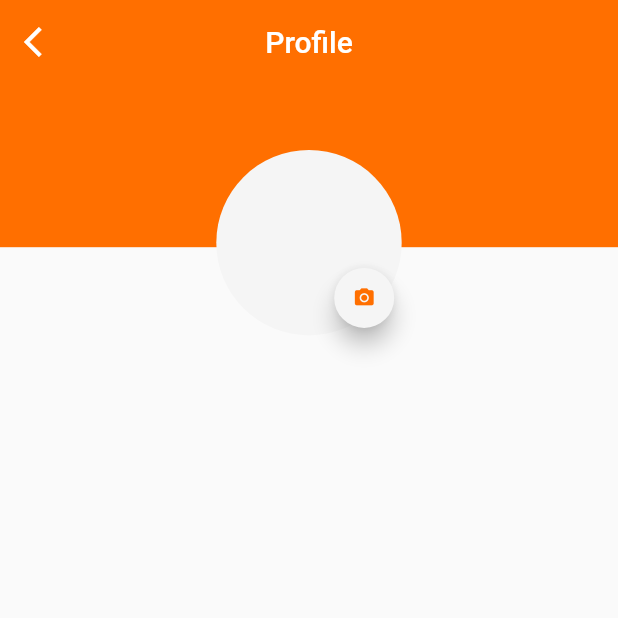
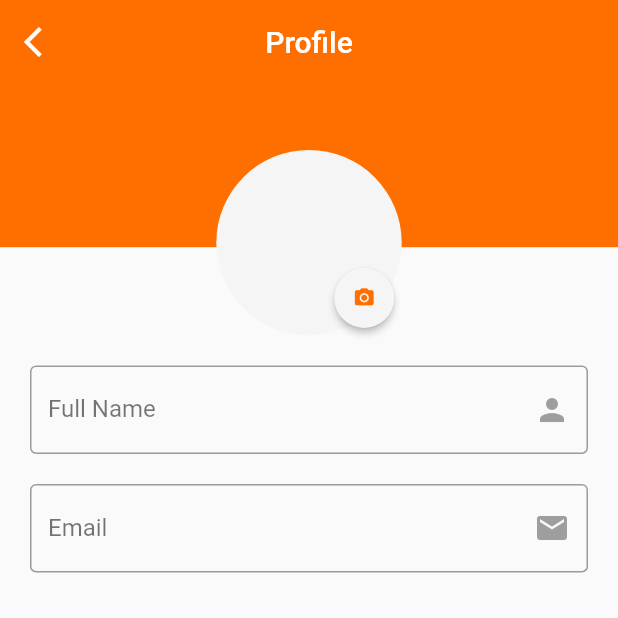
Before and after one commit to dam-cardenas/flutter-profile-view, a Flutter app: the screen it shows after launch, on a phone screen of 412 x 824 dp, the top half of it. Run offline on Flutter 3.47's test engine with Material 2 defaults, Android fonts, the light colour scheme and no system bars.

Commit message:
Added standard form

```diff
--- a/lib/src/views/user/components/app_bar.dart
+++ b/lib/src/views/user/components/app_bar.dart
@@ -42,11 +42,11 @@ class ProfileAppBar {
                   child: FloatingActionButton(
                     child: Icon(Icons.camera_alt, size: 15, color: Colors.amber[900],),
                     backgroundColor: Colors.grey[100],
+                    elevation: 2,
                     mini: true,
                     onPressed: (){print('Edit photo');}
                   ),
                 ),
-
               ],
             ),
           )
--- /dev/null
+++ b/lib/src/views/user/components/user_data_form.dart
@@ -0,0 +1,274 @@
+import 'package:flutter/material.dart';
+
+class UserDataForm extends StatefulWidget {
+  UserDataForm({Key key}) : super(key: key);
+  @override
+  _UserDataForm createState() => _UserDataForm();
+}
+class _UserDataForm extends State<UserDataForm> {
+  TextEditingController _username = TextEditingController();
+  TextEditingController _email = TextEditingController();
+  final GlobalKey<FormState> _formKey = GlobalKey<FormState>();
+
+  @override
+  void initState() {
+    _username = TextEditingController();
+    _email = TextEditingController();
+    super.initState();
+  }
+
+  @override
+  void dispose() {
+    super.dispose();
+    _username.dispose();
+    _email.dispose();
+  }
+
+  void resetForm() {
+    _formKey.currentState.reset();
+  }
+
+  void formSubmit() async {
+    // TODO: Call the services to get the user data
+  }
+
+  // bool isValidEmail(String email) {
+  //   // TODO: validate the email pattern
+  //   return RegExp(kEmailPattern).hasMatch(email);
+  // }
+
+  // bool isValidPassword(String username) {
+  //   // TODO: Validate username
+  //   return RegExp(kPasswordPattern).hasMatch(username);
+  // }
+  @override
+  Widget build(BuildContext context) {
+    // TODO: The correct form  data
+    return Form(
+      child: Column(
+        children: [
+          SizedBox(
+            height: 20,
+          ),
+          TextFormField(
+            keyboardType: TextInputType.text,
+            decoration: InputDecoration(
+              labelText: 'Full Name',
+              hintText: "Your Full Name",
+              labelStyle: TextStyle(color: Colors.black54),
+              suffixIcon: Icon(Icons.person, color: Colors.grey),
+              border: OutlineInputBorder(),
+              focusedBorder: OutlineInputBorder(
+                borderSide: BorderSide(
+                  style: BorderStyle.solid,
+                  color: Colors.amber[900],
+                  width: 1.0,
+                )
+              ),
+            ),
+          ),
+          SizedBox(
+            height: 20,
+          ),
+          TextFormField(
+            keyboardType: TextInputType.emailAddress,
+            decoration: InputDecoration(
+              labelText: 'Email',
+              hintText: "Edit Email",
+              labelStyle: TextStyle(color: Colors.black54),
+              suffixIcon: Icon(Icons.email, color: Colors.grey),
+              border: OutlineInputBorder(),
+              focusedBorder: OutlineInputBorder(
+                borderSide: BorderSide(
+                  style: BorderStyle.solid,
+                  color: Colors.amber[900],
+                  width: 1.0,
+                )
+              ),
+            ),
+          ),
+        ],
+      )
+    );
+  }
+}
+
+
+// class SignUpForm extends StatefulWidget {
+//   SignUpForm({Key key}) : super(key: key);
+
+//   @override
+//   _SignUpFormState createState() => _SignUpFormState();
+// }
+
+// class _SignUpFormState extends State<SignUpForm> {
+//   final GlobalKey<FormState> _formKey = GlobalKey<FormState>();
+//   final service = SignUpService();
+
+
+
+//   @override
+//   Widget build(BuildContext context) {
+//     return Form(
+//       key: _formKey,
+//       child: Column(
+//         children: [
+//           TextFormField(
+//             cursorColor: kPrimaryColor,
+//             autofocus: true,
+//             decoration: InputDecoration(
+//               hintText: "Enter name",
+//               labelText: "Name",
+//               labelStyle: TextStyle(color: Colors.black54),
+//               suffixIcon: Icon(Icons.person, color: Colors.grey),
+//               focusedBorder: UnderlineInputBorder(
+//                 borderSide: BorderSide(color: kPrimaryColor),
+//               ),
+//             ),
+//             autovalidateMode: AutovalidateMode.onUserInteraction,
+//             validator: (value) {
+//               if (value.isEmpty) {
+//                 return "*Name is required";
+//               }
+//               return null;
+//             },
+//             onSaved: (String value) {
+//               _name = value;
+//             },
+//           ),
+//           SizedBox(
+//             height: 20,
+//           ),
+//           TextFormField(
+//             cursorColor: kPrimaryColor,
+//             keyboardType: TextInputType.text,
+//             textCapitalization: TextCapitalization.none,
+//             decoration: InputDecoration(
+//               hintText: "example@domain.com",
+//               labelText: "Email",
+//               labelStyle: TextStyle(color: Colors.black54),
+//               suffixIcon: Icon(Icons.email_outlined, color: Colors.grey),
+//               focusedBorder: UnderlineInputBorder(
+//                 borderSide: BorderSide(color: kPrimaryColor),
+//               ),
+//             ),
+//             autovalidateMode: AutovalidateMode.onUserInteraction,
+//             validator: (value) {
+//               if (value.isEmpty) {
+//                 return "*Email is required";
+//               }
+
+//               if (!isValidEmail(value)) {
+//                 return "*Please enter a valid email";
+//               }
+
+//               return null;
+//             },
+//             onSaved: (String value) {
+//               _email = value.toLowerCase();
+//             },
+//           ),
+//           SizedBox(
+//             height: 20,
+//           ),
+//           TextFormField(
+//             controller: _password,
+//             cursorColor: kPrimaryColor,
+//             obscureText: !_showPassword,
+//             decoration: InputDecoration(
+//               hintText: "Enter password",
+//               labelText: "Password",
+//               labelStyle: TextStyle(color: Colors.black54),
+//               suffixIcon: GestureDetector(
+//                 onTap: () {
+//                   setState(() {
+//                     _showPassword = !_showPassword;
+//                   });
+//                 },
+//                 child: _showPassword
+//                     ? Icon(Icons.visibility, color: Colors.grey)
+//                     : Icon(Icons.visibility_off, color: Colors.grey),
+//               ),
+//             ),
+//             autovalidateMode: AutovalidateMode.onUserInteraction,
+//             autocorrect: false,
+//             validator: (value) {
+//               if (value.isEmpty) {
+//                 return "*Password is required";
+//               }
+//               if (!isValidPassword(value)) {
+//                 return "*The password must be a minimum of 8 characters. \nInclude an upper case letter, a lower case letter, a number, \nand a symbol.";
+//               }
+//               return null;
+//             },
+//           ),
+//           SizedBox(
+//             height: 20,
+//           ),
+//           TextFormField(
+//             controller: _confirmPassword,
+//             cursorColor: kPrimaryColor,
+//             obscureText: !_showConfirmPassword,
+//             decoration: InputDecoration(
+//               hintText: "Enter password",
+//               labelText: "Confirm Password",
+//               labelStyle: TextStyle(color: Colors.black54),
+//               suffixIcon: GestureDetector(
+//                 onTap: () {
+//                   setState(() {
+//                     _showConfirmPassword = !_showConfirmPassword;
+//                   });
+//                 },
+//                 child: _showConfirmPassword
+//                     ? Icon(Icons.visibility, color: Colors.grey)
+//                     : Icon(Icons.visibility_off, color: Colors.grey),
+//               ),
+//               focusedBorder: UnderlineInputBorder(
+//                 borderSide: BorderSide(color: kPrimaryColor),
+//               ),
+//             ),
+//             autocorrect: false,
+//             autovalidateMode: AutovalidateMode.onUserInteraction,
+//             validator: (value) {
+//               if (value.isEmpty) {
+//                 return "*Confirm password is required";
+//               }
+
+//               if (_confirmPassword.text != _password.text) {
+//                 return "*Passwords don't match";
+//               }
+
+//               return null;
+//             },
+//           ),
+//           SizedBox(
+//             height: 20,
+//           ),
+//           SizedBox(
+//             width: MediaQuery.of(context).size.width,
+//             height: 56.0,
+//             child: ElevatedButton(
+//               style: ElevatedButton.styleFrom(
+//                 primary: Colours.brandOrange,
+//                 onPrimary: Colors.white,
+//                 elevation: 1.0,
+//                 shape: RoundedRectangleBorder(
+//                   borderRadius: BorderRadius.all(
+//                     Radius.circular(6.0),
+//                   ),
+//                 ),
+//               ),
+//               onPressed: () {
+//                 if (_formKey.currentState.validate()) {
+//                   _formKey.currentState.save();
+//                   formSubmit();
+//                 }
+//               },
+//               child: Text("Sign up"),
+//             ),
+//           ),
+//         ],
+//       ),
+//     );
+//   }
+// }
--- a/lib/src/views/user/profile.dart
+++ b/lib/src/views/user/profile.dart
@@ -1,6 +1,7 @@
 import 'package:flutter/material.dart';
 
 import 'package:profile_view/src/views/user/components/app_bar.dart';
+import 'package:profile_view/src/views/user/components/user_data_form.dart';
 
 class Profile extends StatefulWidget {
   @override
@@ -18,7 +19,12 @@ class _Profile extends State<Profile> {
             title: 'Profile',
             profileImage: '',
             userName: 'Damian'
-          ).render(context)
+          ).render(context),
+          Container(
+            alignment: Alignment.center,
+            padding: EdgeInsets.symmetric(horizontal: 20),
+            child: UserDataForm(),
+          ),
         ],
       ),
     );
```
Also changed, not shown: lib/src/views/user/components/userd_data_form.dart (deleted).
